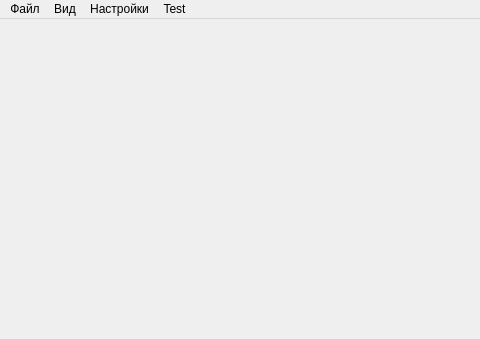
Above: main_window.ui from pavelyolvev/publisher before the change; both pictures show x 0 to 480 and y 0 to 339 of the 811 by 603 pixel window. Below: the same form after it.
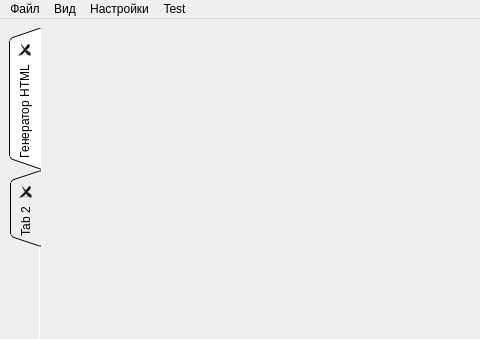
That is the form after the change.

Commit message: Добавлена возможность параллельного редактирования HTML и интерпретатора HTML. Добавлены иконки для выравнивания текста. Добавлено боковое меню

Diff of the .ui file:
```diff
--- a/main_window.ui
+++ b/main_window.ui
@@ -26,6 +26,15 @@
       <property name="acceptDrops">
        <bool>true</bool>
       </property>
+      <property name="layoutDirection">
+       <enum>Qt::LeftToRight</enum>
+      </property>
+      <property name="autoFillBackground">
+       <bool>false</bool>
+      </property>
+      <property name="tabPosition">
+       <enum>QTabWidget::West</enum>
+      </property>
       <property name="tabShape">
        <enum>QTabWidget::Triangular</enum>
       </property>
@@ -44,6 +53,16 @@
       <property name="movable">
        <bool>true</bool>
       </property>
+      <widget class="QWidget" name="tab_html_gen">
+       <attribute name="title">
+        <string>Генератор HTML</string>
+       </attribute>
+      </widget>
+      <widget class="QWidget" name="tab_2">
+       <attribute name="title">
+        <string>Tab 2</string>
+       </attribute>
+      </widget>
      </widget>
     </item>
    </layout>
```
Left out of the diff: 40 changed lines with no effect on the pictures. The commit also changes 11 other files.
